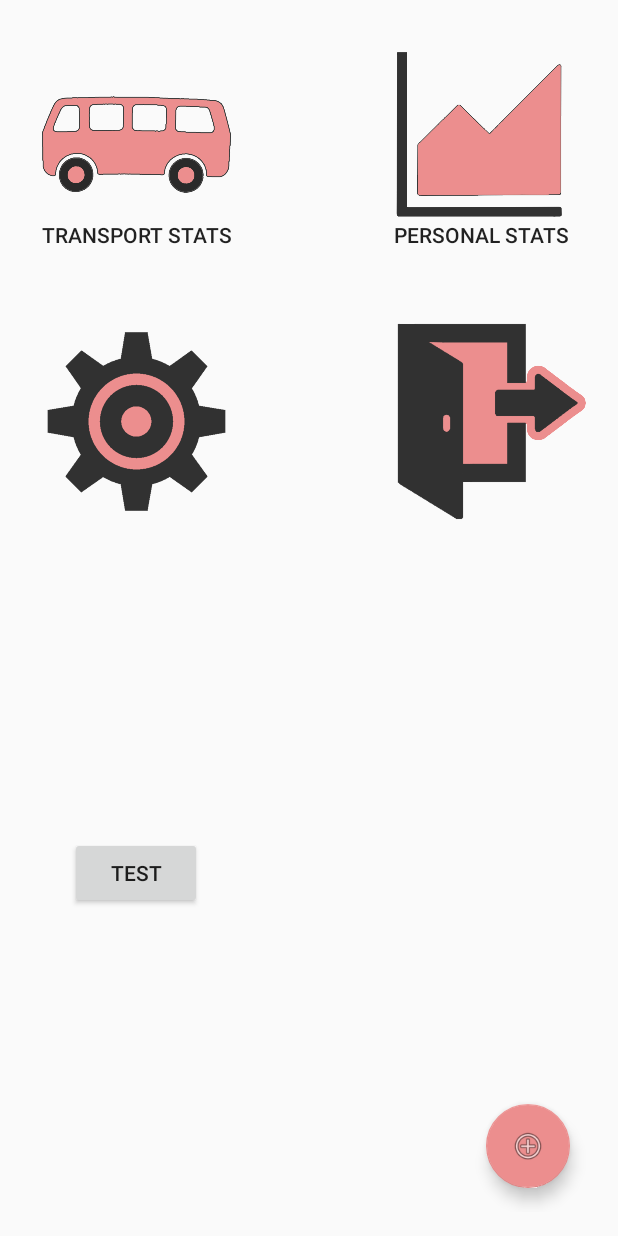
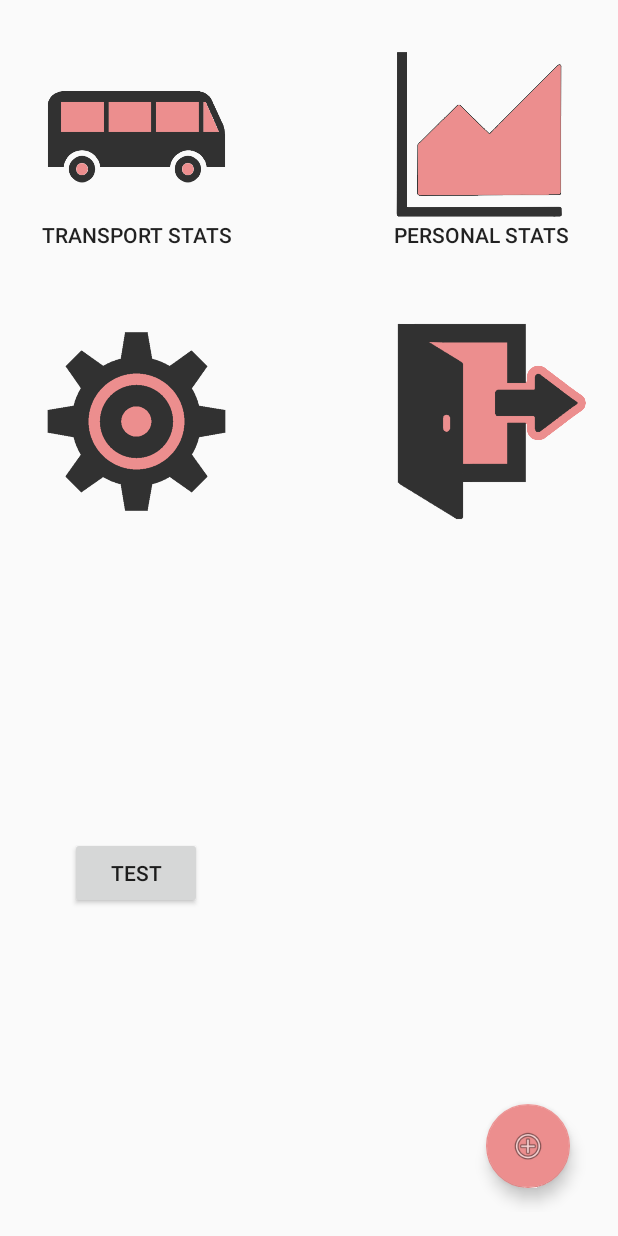
Before and after one commit to maximova136/EffectiveTravel-client, an Android app: the MenuActivity screen opened directly, with no data from a screen before it, on a phone screen of 412 x 824 dp. Run offline under Robolectric (Android 15) with nearby library versions, the phone set to English and light mode, and no system bars.

Commit message:
New bus icon

```diff
--- /dev/null
+++ b/app/src/main/res/drawable/bus_m_shad.xml
@@ -0,0 +1,6 @@
+<?xml version="1.0" encoding="utf-8"?>
+<selector xmlns:android="http://schemas.android.com/apk/res/android">
+    <item android:state_pressed="true"
+        android:drawable="@drawable/bus_m_s" /> <!-- pressed -->
+    <item android:drawable="@drawable/bus_m" /> <!-- default -->
+</selector>
--- a/app/src/main/res/layout/activity_menu.xml
+++ b/app/src/main/res/layout/activity_menu.xml
@@ -24,7 +24,7 @@
             <Button
                 android:text="@string/transport_stats_title"
                 android:id="@+id/transport_stat_button"
-                android:background="@drawable/bus_shadow"
+                android:background="@drawable/bus_m_shad"
                 android:gravity="bottom|center_vertical|center_horizontal"
                 android:layout_width="150dp"
                 android:layout_height="150dp"
```
Also changed, not shown: app/src/main/res/drawable/bus_m.png (added), app/src/main/res/drawable/bus_m_s.png (added).
